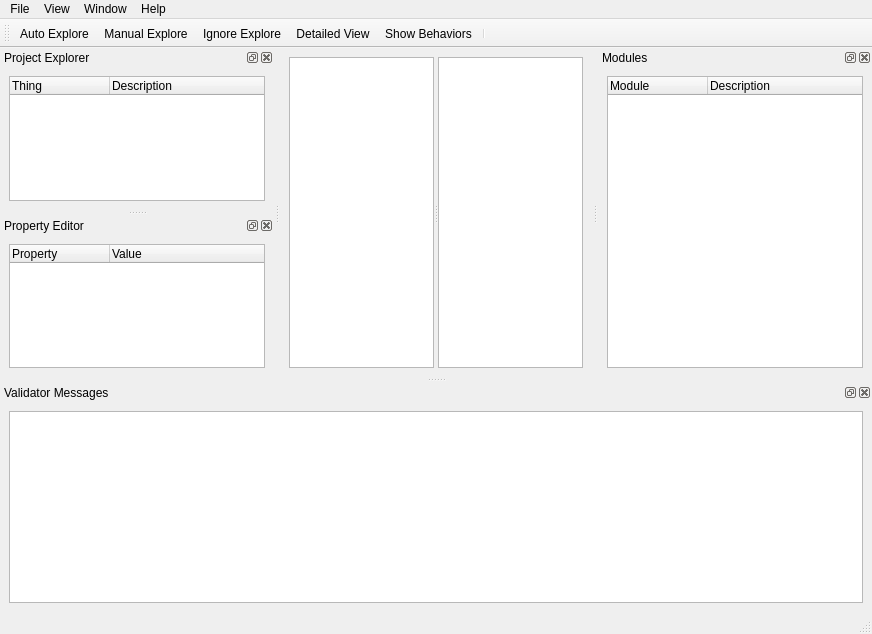
Qt form src/gui/ui/facileview.ui (facade-technologies-inc/facile) before a commit.
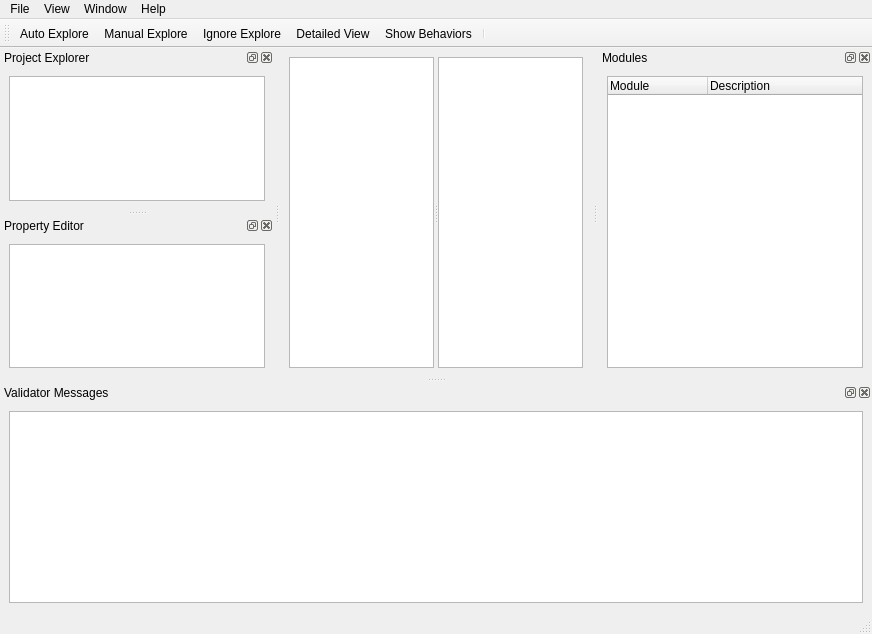
The same form after that commit.

Commit message:
Feature/project explorer (#23)
* Created Project Explorer.

Patch:
```diff
--- a/src/gui/ui/facileview.ui
+++ b/src/gui/ui/facileview.ui
@@ -100,18 +100,7 @@
    <widget class="QWidget" name="dockWidgetContents_2">
     <layout class="QVBoxLayout" name="verticalLayout">
      <item>
-      <widget class="QTreeWidget" name="treeWidget">
-       <column>
-        <property name="text">
-         <string>Thing</string>
-        </property>
-       </column>
-       <column>
-        <property name="text">
-         <string>Description</string>
-        </property>
-       </column>
-      </widget>
+      <widget class="QTreeView" name="projectExplorerView"/>
      </item>
     </layout>
    </widget>
@@ -144,18 +133,7 @@
    <widget class="QWidget" name="dockWidgetContents_5">
     <layout class="QVBoxLayout" name="verticalLayout_2">
      <item>
-      <widget class="QTreeWidget" name="treeWidget_2">
-       <column>
-        <property name="text">
-         <string>Property</string>
-        </property>
-       </column>
-       <column>
-        <property name="text">
-         <string>Value</string>
-        </property>
-       </column>
-      </widget>
+      <widget class="QTreeView" name="propertyEditorView"/>
      </item>
     </layout>
    </widget>
```
Left out of the diff: 8 changed lines with no effect on the pictures. The commit also changes 5 other files.
